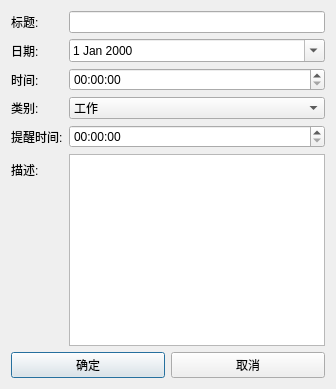
Old version of the form CalendarCountdownApp/eventdialog.ui in the repository Maia-Huo/CalendarCountdownApp.
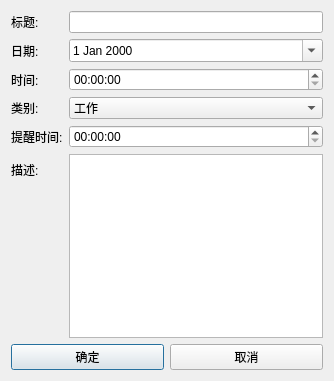
New version of the form.

The edit to the form file:
```diff
--- a/CalendarCountdownApp/eventdialog.ui
+++ b/CalendarCountdownApp/eventdialog.ui
@@ -2,6 +2,14 @@
 <ui version="4.0">
  <class>EventDialog</class>
  <widget class="QDialog" name="EventDialog">
+  <property name="geometry">
+   <rect>
+    <x>0</x>
+    <y>0</y>
+    <width>334</width>
+    <height>381</height>
+   </rect>
+  </property>
   <property name="windowTitle">
    <string>添加/编辑事件</string>
   </property>
```
Left out of the diff: 2 changed lines with no effect on the pictures.
